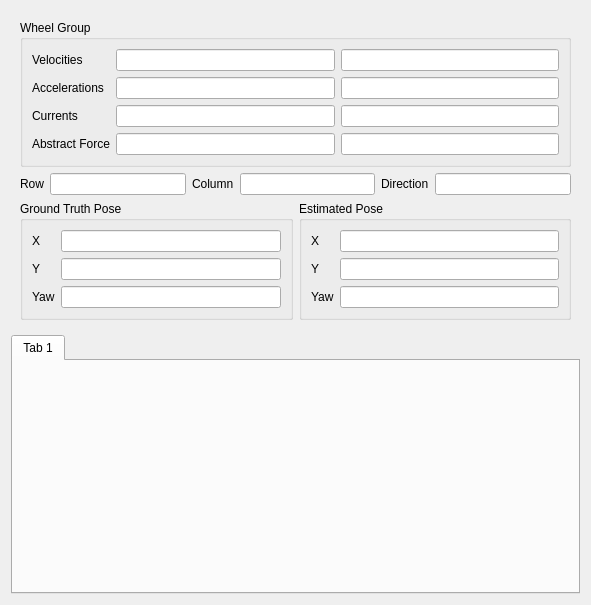
The window that sim/simulator/lib/widgets/statewidget.ui (WPISmartmouse/Smartmouse_2018) describes before a commit, drawn with Qt 5.
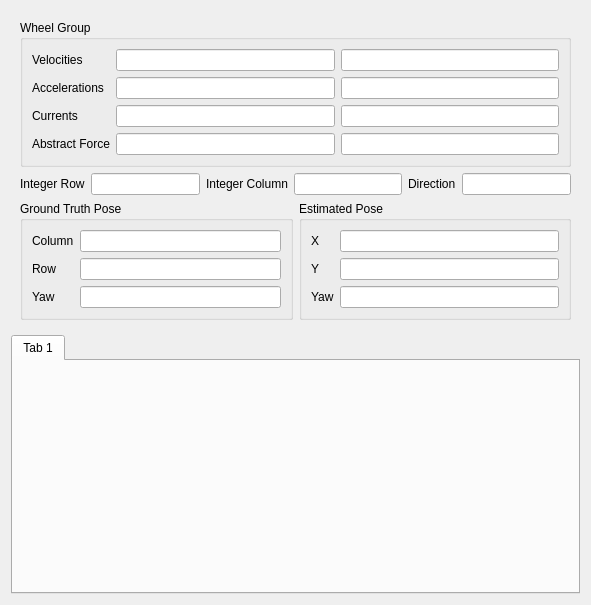
The same window after the commit.

Patch:
```diff
--- a/sim/simulator/lib/widgets/statewidget.ui
+++ b/sim/simulator/lib/widgets/statewidget.ui
@@ -95,7 +95,7 @@
         <item>
          <widget class="QLabel" name="row_label">
           <property name="text">
-           <string>Row</string>
+           <string>Integer Row</string>
           </property>
          </widget>
         </item>
@@ -105,7 +105,7 @@
         <item>
          <widget class="QLabel" name="column_label">
           <property name="text">
-           <string>Column</string>
+           <string>Integer Column</string>
           </property>
          </widget>
         </item>
@@ -135,7 +135,7 @@
            <item row="0" column="0">
             <widget class="QLabel" name="true_x_label">
              <property name="text">
-              <string>X</string>
+              <string>Column</string>
              </property>
             </widget>
            </item>
@@ -145,7 +145,7 @@
            <item row="1" column="0">
             <widget class="QLabel" name="true_y_label">
              <property name="text">
-              <string>Y</string>
+              <string>Row</string>
              </property>
             </widget>
            </item>
```
Left out of the diff: 8 changed lines with no effect on the pictures.
